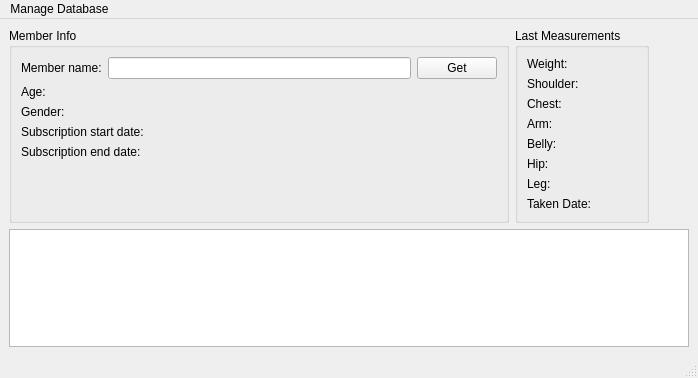
First picture: the form in desktop_application/ui/mainwindow.ui, repository cihansenyuz/project_gym, before the edit.
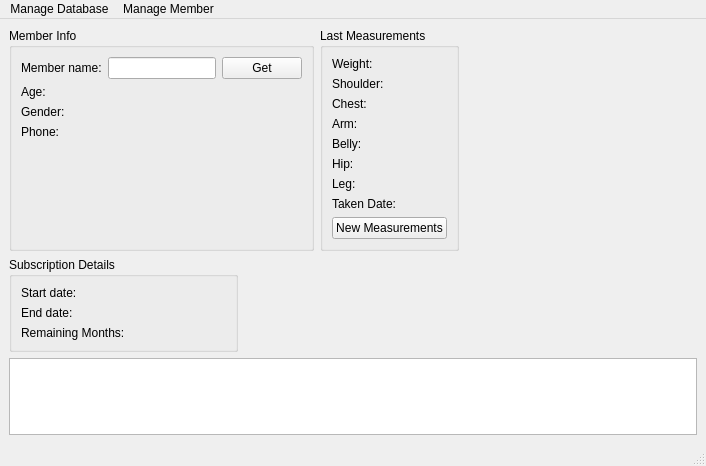
Second picture: the form after the edit.

Commit message: add subscription view on mainwindow

The edit to the form file:
```diff
--- a/desktop_application/ui/mainwindow.ui
+++ b/desktop_application/ui/mainwindow.ui
@@ -6,8 +6,8 @@
    <rect>
     <x>0</x>
     <y>0</y>
-    <width>698</width>
-    <height>378</height>
+    <width>706</width>
+    <height>466</height>
    </rect>
   </property>
   <property name="windowTitle">
@@ -16,7 +16,7 @@
   <widget class="QWidget" name="centralwidget">
    <layout class="QVBoxLayout" name="verticalLayout_3">
     <item>
-     <layout class="QHBoxLayout" name="horizontalLayout_2" stretch="1,0,0">
+     <layout class="QHBoxLayout" name="horizontalLayout_2" stretch="0,0,0">
       <item>
        <layout class="QHBoxLayout" name="horizontalLayout" stretch="0">
         <item>
@@ -47,32 +47,58 @@
             </layout>
            </item>
            <item>
-            <widget class="QLabel" name="age_label">
-             <property name="text">
-              <string>Age:</string>
-             </property>
-            </widget>
+            <layout class="QHBoxLayout" name="horizontalLayout_15">
+             <item>
+              <widget class="QLabel" name="label_6">
+               <property name="text">
+                <string>Age:</string>
+               </property>
+              </widget>
+             </item>
+             <item>
+              <widget class="QLabel" name="age_label">
+               <property name="text">
+                <string/>
+               </property>
+              </widget>
+             </item>
+            </layout>
            </item>
            <item>
-            <widget class="QLabel" name="gender_label">
-             <property name="text">
-              <string>Gender:</string>
-             </property>
-            </widget>
+            <layout class="QHBoxLayout" name="horizontalLayout_17">
+             <item>
+              <widget class="QLabel" name="label_8">
+               <property name="text">
+                <string>Gender:</string>
+               </property>
+              </widget>
+             </item>
+             <item>
+              <widget class="QLabel" name="gender_label">
+               <property name="text">
+                <string/>
+               </property>
+              </widget>
+             </item>
+            </layout>
            </item>
            <item>
-            <widget class="QLabel" name="sub_start_date_label">
-             <property name="text">
-              <string>Subscription start date:</string>
-             </property>
-            </widget>
-           </item>
-           <item>
-            <widget class="QLabel" name="sub_end_date_label">
-             <property name="text">
-              <string>Subscription end date:</string>
-             </property>
-            </widget>
+            <layout class="QHBoxLayout" name="horizontalLayout_18">
+             <item>
+              <widget class="QLabel" name="label_9">
+               <property name="text">
+                <string>Phone:</string>
+               </property>
+              </widget>
+             </item>
+             <item>
+              <widget class="QLabel" name="phone_label">
+               <property name="text">
+                <string/>
+               </property>
+              </widget>
+             </item>
+            </layout>
            </item>
            <item>
             <spacer name="verticalSpacer">
@@ -242,6 +268,13 @@
            </item>
           </layout>
          </item>
+         <item>
+          <widget class="QPushButton" name="new_measurements_button">
+           <property name="text">
+            <string>New Measurements</string>
+           </property>
+          </widget>
+         </item>
         </layout>
        </widget>
       </item>
@@ -260,6 +293,86 @@
       </item>
      </layout>
     </item>
+    <item>
+     <layout class="QHBoxLayout" name="horizontalLayout_16" stretch="1,2">
+      <item>
+       <widget class="QGroupBox" name="groupBox_3">
+        <property name="title">
+         <string>Subscription Details</string>
+        </property>
+        <layout class="QVBoxLayout" name="verticalLayout_5" stretch="0,0,0">
+         <item>
+          <layout class="QHBoxLayout" name="horizontalLayout_14">
+           <item>
+            <widget class="QLabel" name="sub_start_date_label">
+             <property name="text">
+              <string>Start date:</string>
+             </property>
+            </widget>
+           </item>
+           <item>
+            <widget class="QLabel" name="subs_start_date">
+             <property name="text">
+              <string/>
+             </property>
+            </widget>
+           </item>
+          </layout>
+         </item>
+         <item>
+          <layout class="QHBoxLayout" name="horizontalLayout_13">
+           <item>
+            <widget class="QLabel" name="sub_end_date_label">
+             <property name="text">
+              <string>End date:</string>
+             </property>
+            </widget>
+           </item>
+           <item>
+            <widget class="QLabel" name="subs_end_date">
+             <property name="text">
+              <string/>
+             </property>
+            </widget>
+           </item>
+          </layout>
+         </item>
+         <item>
+          <layout class="QHBoxLayout" name="horizontalLayout_8">
+           <item>
+            <widget class="QLabel" name="label_2">
+             <property name="text">
+              <string>Remaining Months:</string>
+             </property>
+            </widget>
+           </item>
+           <item>
+            <widget class="QLabel" name="remaining_months_label">
+             <property name="text">
+              <string/>
+             </property>
+            </widget>
+           </item>
+          </layout>
+         </item>
+        </layout>
+       </widget>
+      </item>
+      <item>
+       <spacer name="horizontalSpacer_2">
+        <property name="orientation">
+         <enum>Qt::Horizontal</enum>
+        </property>
+        <property name="sizeHint" stdset="0">
+         <size>
+          <width>40</width>
+          <height>20</height>
+         </size>
+        </property>
+       </spacer>
+      </item>
+     </layout>
+    </item>
     <item>
      <widget class="QTextBrowser" name="message_text_browser"/>
     </item>
@@ -270,7 +383,7 @@
     <rect>
      <x>0</x>
      <y>0</y>
-     <width>698</width>
+     <width>706</width>
      <height>22</height>
     </rect>
    </property>
@@ -281,7 +394,16 @@
     <addaction name="register_action"/>
     <addaction name="delete_action"/>
    </widget>
+   <widget class="QMenu" name="menuManage_Member">
+    <property name="title">
+     <string>Manage Member</string>
+    </property>
+    <addaction name="actionAdd_new_measurements"/>
+    <addaction name="actionShow_progress_of_the_member"/>
+    <addaction name="actionShow_all_previous_subscriptions"/>
+   </widget>
    <addaction name="manage_database_menu"/>
+   <addaction name="menuManage_Member"/>
   </widget>
   <widget class="QStatusBar" name="statusbar"/>
   <action name="register_action">
```
Left out of the diff: 19 changed lines with no effect on the pictures. The commit also changes 1 other file.
